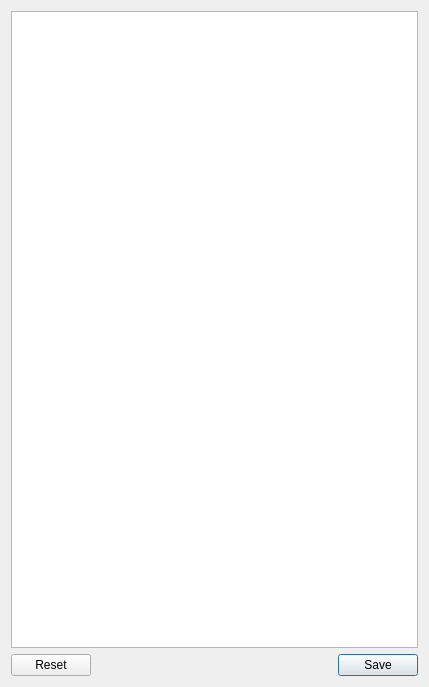
First picture: the form in ui/ui_gpx_table_widget.ui, repository gltn/stdm, before the edit.
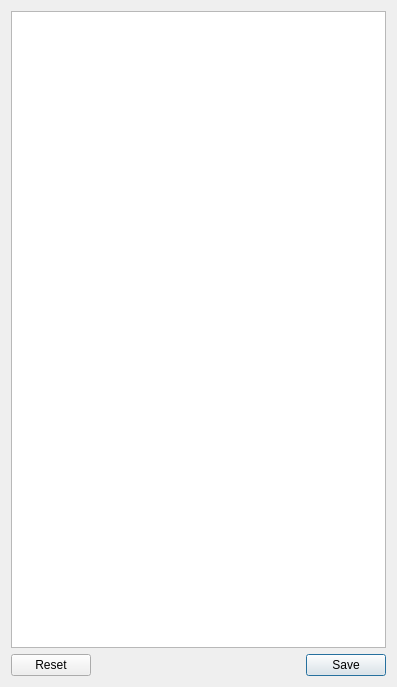
Second picture: the form after the edit.

Commit message: included new ui changes to spatial unit manager dock widget

Diff of the .ui file:
```diff
--- a/ui/ui_gpx_table_widget.ui
+++ b/ui/ui_gpx_table_widget.ui
@@ -6,7 +6,7 @@
    <rect>
     <x>0</x>
     <y>0</y>
-    <width>429</width>
+    <width>397</width>
     <height>687</height>
    </rect>
   </property>
```
The commit also changes 1 other file.
